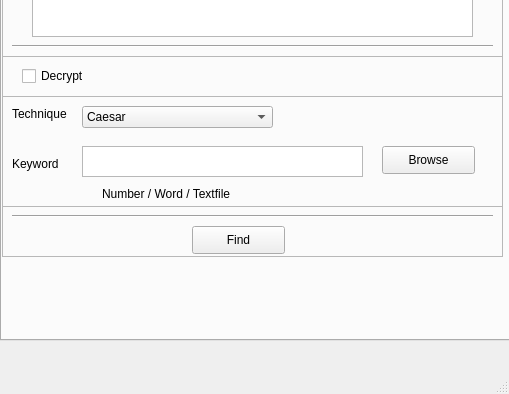
The window that difftests.ui (HAW-AI/Steganography) describes before a commit, drawn with Qt 5; both pictures show x 0 to 509 and y 347 to 741 of the 509 by 741 pixel window.
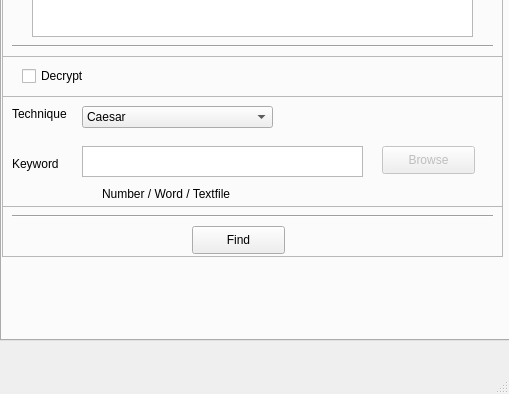
The same window after the commit. The open tabs and pages were chosen to show the change.

Commit message: AES nicht auswählbar

```diff
--- a/difftests.ui
+++ b/difftests.ui
@@ -710,6 +710,9 @@
        </item>
       </widget>
       <widget class="QPushButton" name="keyBrowseButton_2">
+       <property name="enabled">
+        <bool>false</bool>
+       </property>
        <property name="geometry">
         <rect>
          <x>380</x>
```
Left out of the diff: 10 changed lines with no effect on the pictures.
